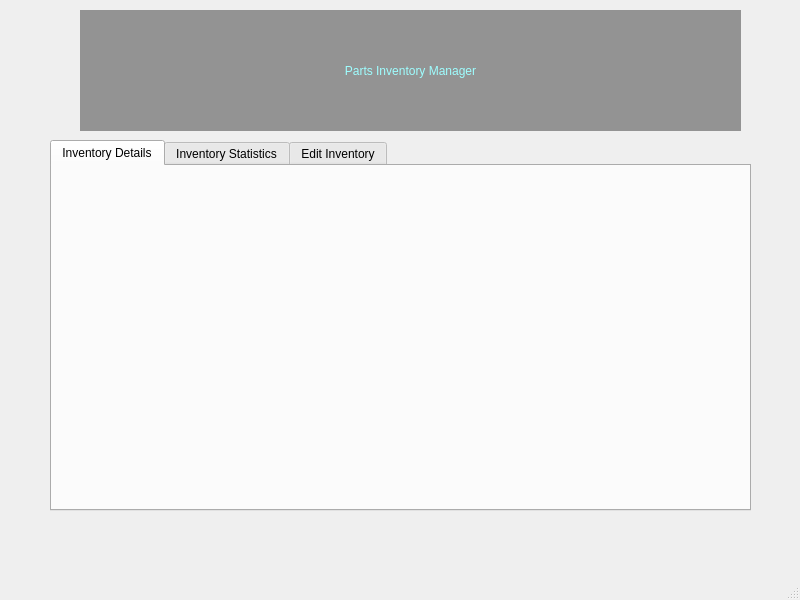
Before: the Qt Designer form main.ui in gigwegbe/Inventory_Manager_GUI_with_Python, drawn with Qt 5.
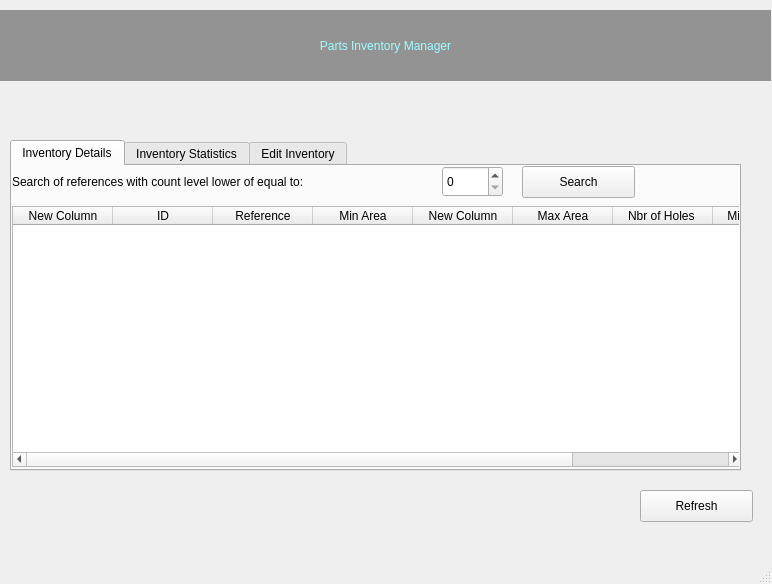
After: the same form once the commit is applied. The open tabs and pages were chosen to show the change.

```diff
--- a/main.ui
+++ b/main.ui
@@ -6,8 +6,8 @@
    <rect>
     <x>0</x>
     <y>0</y>
-    <width>800</width>
-    <height>600</height>
+    <width>772</width>
+    <height>584</height>
    </rect>
   </property>
   <property name="windowTitle">
@@ -17,10 +17,10 @@
    <widget class="QTabWidget" name="tabWidget">
     <property name="geometry">
      <rect>
-      <x>50</x>
+      <x>10</x>
       <y>140</y>
-      <width>701</width>
-      <height>371</height>
+      <width>731</width>
+      <height>331</height>
      </rect>
     </property>
     <property name="styleSheet">
@@ -33,6 +33,100 @@
      <attribute name="title">
       <string>Inventory Details</string>
      </attribute>
+     <widget class="QTableWidget" name="table">
+      <property name="geometry">
+       <rect>
+        <x>0</x>
+        <y>40</y>
+        <width>731</width>
+        <height>261</height>
+       </rect>
+      </property>
+      <property name="styleSheet">
+       <string notr="true">font: 12pt &quot;Arial&quot;;</string>
+      </property>
+      <column>
+       <property name="text">
+        <string>New Column</string>
+       </property>
+      </column>
+      <column>
+       <property name="text">
+        <string>ID</string>
+       </property>
+      </column>
+      <column>
+       <property name="text">
+        <string>Reference</string>
+       </property>
+      </column>
+      <column>
+       <property name="text">
+        <string>Min Area</string>
+       </property>
+      </column>
+      <column>
+       <property name="text">
+        <string>New Column</string>
+       </property>
+      </column>
+      <column>
+       <property name="text">
+        <string>Max Area</string>
+       </property>
+      </column>
+      <column>
+       <property name="text">
+        <string>Nbr of Holes </string>
+       </property>
+      </column>
+      <column>
+       <property name="text">
+        <string>Min Diameter</string>
+       </property>
+      </column>
+      <column>
+       <property name="text">
+        <string>Max Diameter </string>
+       </property>
+      </column>
+     </widget>
+     <widget class="QLabel" name="label_2">
+      <property name="geometry">
+       <rect>
+        <x>0</x>
+        <y>0</y>
+        <width>391</width>
+        <height>31</height>
+       </rect>
+      </property>
+      <property name="text">
+       <string>Search of references with count level lower of equal to:</string>
+      </property>
+     </widget>
+     <widget class="QSpinBox" name="count_filter_txt">
+      <property name="geometry">
+       <rect>
+        <x>430</x>
+        <y>0</y>
+        <width>61</width>
+        <height>31</height>
+       </rect>
+      </property>
+     </widget>
+     <widget class="QPushButton" name="search_btn">
+      <property name="geometry">
+       <rect>
+        <x>510</x>
+        <y>0</y>
+        <width>113</width>
+        <height>32</height>
+       </rect>
+      </property>
+      <property name="text">
+       <string>Search</string>
+      </property>
+     </widget>
     </widget>
     <widget class="QWidget" name="tab_3">
      <attribute name="title">
@@ -106,10 +200,10 @@
    <widget class="QLabel" name="label">
     <property name="geometry">
      <rect>
-      <x>80</x>
+      <x>0</x>
       <y>10</y>
-      <width>661</width>
-      <height>121</height>
+      <width>771</width>
+      <height>71</height>
      </rect>
     </property>
     <property name="styleSheet">
@@ -124,6 +218,22 @@
      <set>Qt::AlignCenter</set>
     </property>
    </widget>
+   <widget class="QPushButton" name="refresh_btn">
+    <property name="geometry">
+     <rect>
+      <x>640</x>
+      <y>490</y>
+      <width>113</width>
+      <height>32</height>
+     </rect>
+    </property>
+    <property name="styleSheet">
+     <string notr="true">font: 16pt &quot;Arial&quot;;</string>
+    </property>
+    <property name="text">
+     <string>Refresh</string>
+    </property>
+   </widget>
   </widget>
   <widget class="QMenuBar" name="menubar">
    <property name="geometry">
```
Left out of the diff: 120 changed lines with no effect on the pictures.
